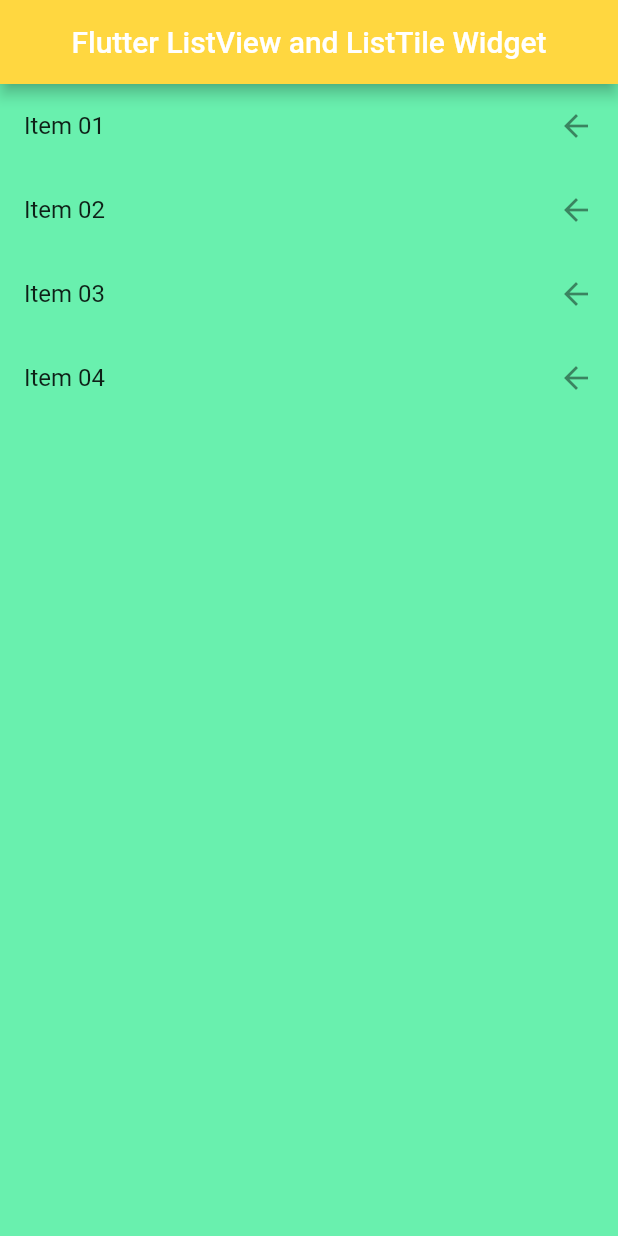
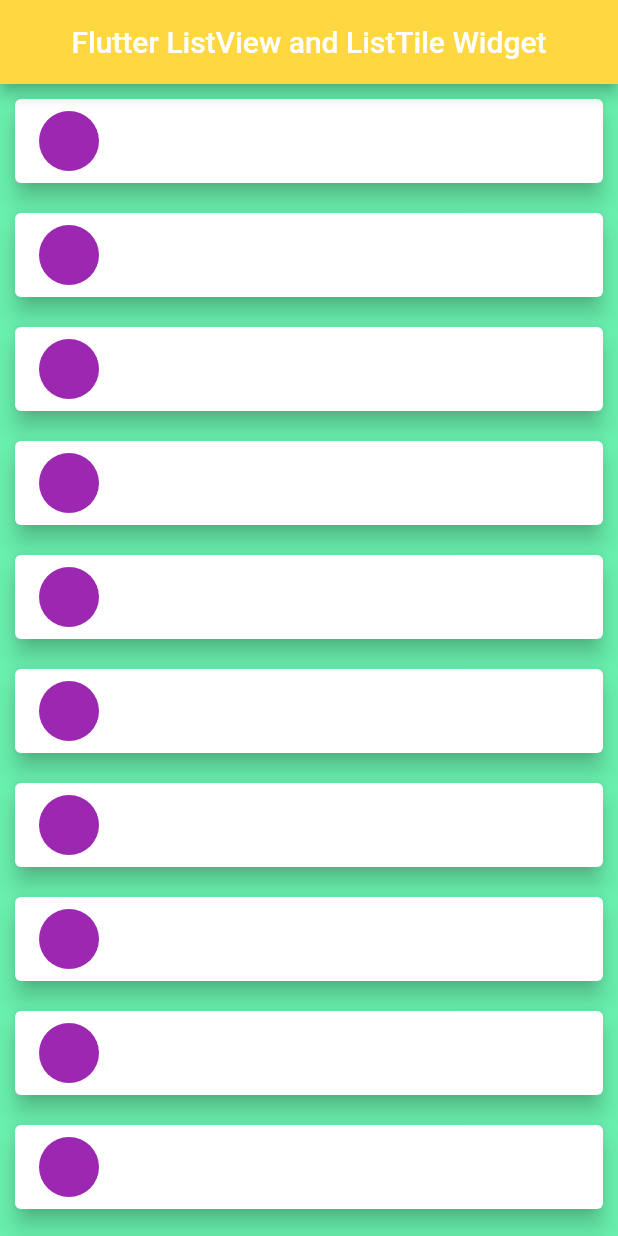
Before and after one commit to mdmanik74/Flutter-Day, a Flutter app: the screen it shows after launch, on a phone screen of 412 x 824 dp. Run offline on Flutter 3.47's test engine with Material 2 defaults, Android fonts, the phone set to English and light mode, and no system bars.

Commit message:
Listview and listtile

```diff
--- a/lib/source/listview_listtile.dart
+++ b/lib/source/listview_listtile.dart
@@ -10,27 +10,27 @@
 }
 
 class _ListviewListState extends State<ListviewList> {
+  final List toGen = List.generate(20, (index) {
+    return {
+      "id": index,
+      "title": " This is the title $index",
+      "subtitle": "This is the subtitle $index",
+    };
+  });
+
   @override
   Widget build(BuildContext context) {
-    return ListView(
-      children: const [
-        ListTile(
-          title: Text('Item 01'),
-          trailing: Icon(Icons.arrow_back),
+    return ListView.builder(
+      itemCount: toGen.length,
+      itemBuilder: (BuildContext context, int index) => const Card(
+        elevation: 6,
+        margin: EdgeInsets.all(10),
+        child: ListTile(
+          leading: CircleAvatar(
+            backgroundColor: Colors.purple,
+          ),
         ),
-        ListTile(
-          title: Text('Item 02'),
-          trailing: Icon(Icons.arrow_back),
-        ),
-        ListTile(
-          title: Text('Item 03'),
-          trailing: Icon(Icons.arrow_back),
-        ),
-        ListTile(
-          title: Text('Item 04'),
-          trailing: Icon(Icons.arrow_back),
-        ),
-      ],
+      ),
     );
   }
 }
```
